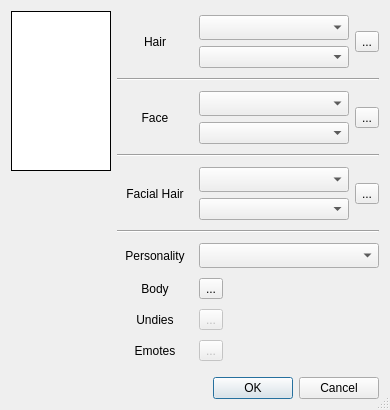
Before: the Qt Designer form starcheat/templates/Appearance.ui in wizzomafizzo/starcheat, drawn with Qt 5.
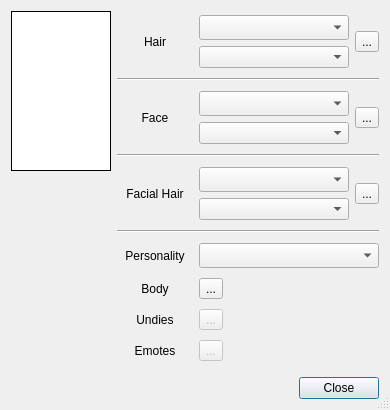
After: the same form once the commit is applied. Icons and pictures are not drawn.

Commit message: Initial player rendering support, GUI tweaks

```diff
--- a/starcheat/templates/Appearance.ui
+++ b/starcheat/templates/Appearance.ui
@@ -346,7 +346,7 @@
       <enum>Qt::Horizontal</enum>
      </property>
      <property name="standardButtons">
-      <set>QDialogButtonBox::Cancel|QDialogButtonBox::Ok</set>
+      <set>QDialogButtonBox::Close</set>
      </property>
     </widget>
    </item>
```
The commit also changes 5 other files.
